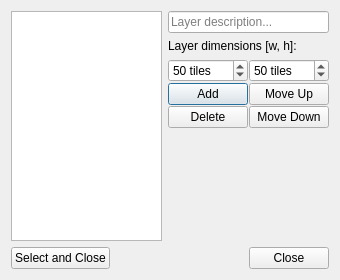
The window that KryptaEditor/layerbrowserdialog.ui (cellproductions/KryptaEditorQT) describes before a commit, drawn with Qt 5.
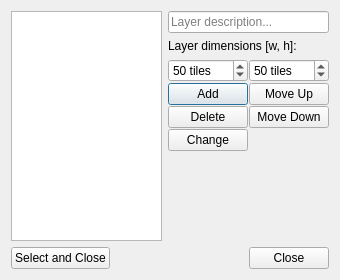
The same window after the commit.

Patch:
```diff
--- a/KryptaEditor/layerbrowserdialog.ui
+++ b/KryptaEditor/layerbrowserdialog.ui
@@ -43,7 +43,7 @@
             <number>1</number>
            </property>
            <item>
-            <layout class="QVBoxLayout" name="verticalLayout_4" stretch="35,30,30,0">
+            <layout class="QVBoxLayout" name="verticalLayout_4" stretch="35,30,30,0,0">
              <item>
               <widget class="QSpinBox" name="sbWidth">
                <property name="suffix">
@@ -74,6 +74,13 @@
                </property>
               </widget>
              </item>
+             <item>
+              <widget class="QPushButton" name="bChange">
+               <property name="text">
+                <string>Change</string>
+               </property>
+              </widget>
+             </item>
              <item>
               <spacer name="verticalSpacer">
                <property name="orientation">
```
